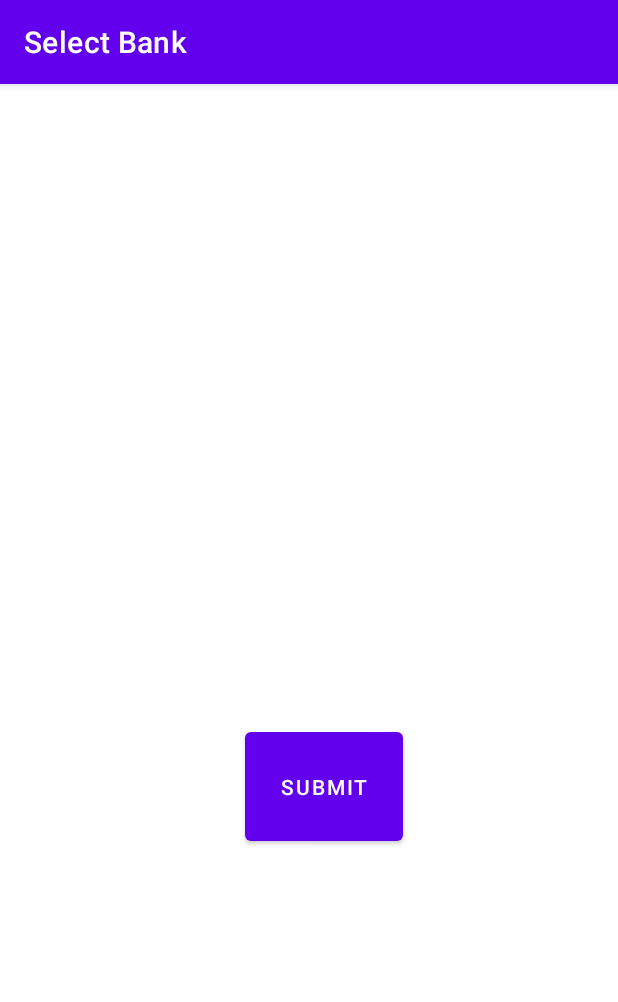
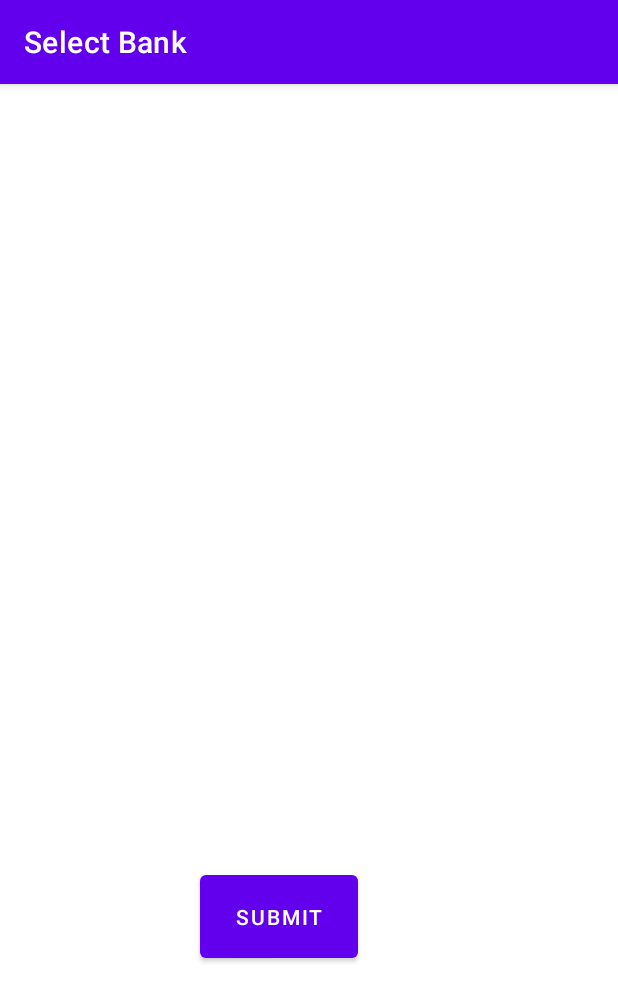
Before and after one commit to siddhesh2304/Cashflow_Compass, an Android app: the SelectBankActivity screen opened directly, with no data from a screen before it, on a phone screen of 412 x 824 dp. Shown: the top 1002 px of the screen. Run offline under Robolectric (Android 15) with nearby library versions, the phone set to English and light mode, and no system bars.

Commit message:
added date constraint in sms handler and fixed activity_select_bank.xml

```diff
--- a/app/src/main/res/layout/activity_select_bank.xml
+++ b/app/src/main/res/layout/activity_select_bank.xml
@@ -6,24 +6,25 @@
     android:layout_height="match_parent"
     tools:context=".SelectBankActivity">
 
+
     <RadioGroup
         android:id="@+id/bankRadioGroup"
-        android:layout_width="wrap_content"
-        android:layout_height="wrap_content"
-        android:layout_centerInParent="true"
+        android:layout_width="126dp"
+        android:layout_height="65dp"
+        android:layout_alignParentEnd="true"
+        android:layout_alignParentBottom="true"
+        android:layout_marginEnd="136dp"
+        android:layout_marginBottom="476dp"
         android:orientation="vertical"></RadioGroup>
-
 
     <Button
         android:id="@+id/submitButton"
         android:layout_width="105dp"
         android:layout_height="67dp"
-        android:layout_below="@id/bankRadioGroup"
         android:layout_alignParentEnd="true"
         android:layout_alignParentBottom="true"
-        android:layout_marginTop="42dp"
-        android:layout_marginEnd="143dp"
-        android:layout_marginBottom="257dp"
+        android:layout_marginEnd="173dp"
+        android:layout_marginBottom="179dp"
         android:onClick="onSubmitClick"
         android:text="Submit" />
 
```
Also changed, not shown: app/src/main/java/com/example/cashflowcompass/SmsHandler.java (+16 -2 lines).
